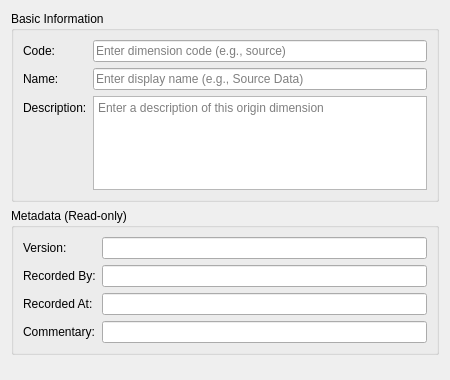
The window that projects/ores.qt/ui/OriginDimensionDetailDialog.ui (OreStudio/OreStudio) describes before a commit, drawn with Qt 5.
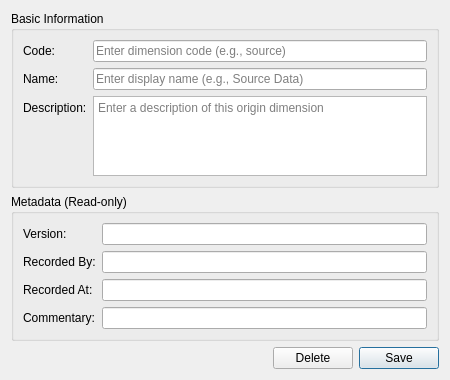
The same window after the commit.

Commit message:
[qt] Move Save/Delete buttons to UI files for dimension dialogs
Move programmatically-created Save and Delete buttons from C++ code
to the .ui files for NatureDimensionDetailDialog and
OriginDimensionDetailDialog. This aligns with the pattern used in
TreatmentDimensionDetailDialog and other dialogs.

Icons are still applied in setupUi() since they require runtime
recoloring.

Diff of the .ui file:
```diff
--- a/projects/ores.qt/ui/OriginDimensionDetailDialog.ui
+++ b/projects/ores.qt/ui/OriginDimensionDetailDialog.ui
@@ -167,6 +167,40 @@
      </property>
     </spacer>
    </item>
+   <item>
+    <layout class="QHBoxLayout" name="buttonLayout">
+     <item>
+      <spacer name="horizontalSpacer">
+       <property name="orientation">
+        <enum>Qt::Horizontal</enum>
+       </property>
+       <property name="sizeHint" stdset="0">
+        <size>
+         <width>40</width>
+         <height>20</height>
+        </size>
+       </property>
+      </spacer>
+     </item>
+     <item>
+      <widget class="QPushButton" name="deleteButton">
+       <property name="text">
+        <string>Delete</string>
+       </property>
+      </widget>
+     </item>
+     <item>
+      <widget class="QPushButton" name="saveButton">
+       <property name="text">
+        <string>Save</string>
+       </property>
+       <property name="default">
+        <bool>true</bool>
+       </property>
+      </widget>
+     </item>
+    </layout>
+   </item>
   </layout>
  </widget>
  <resources/>
```
The commit also changes 5 other files.
